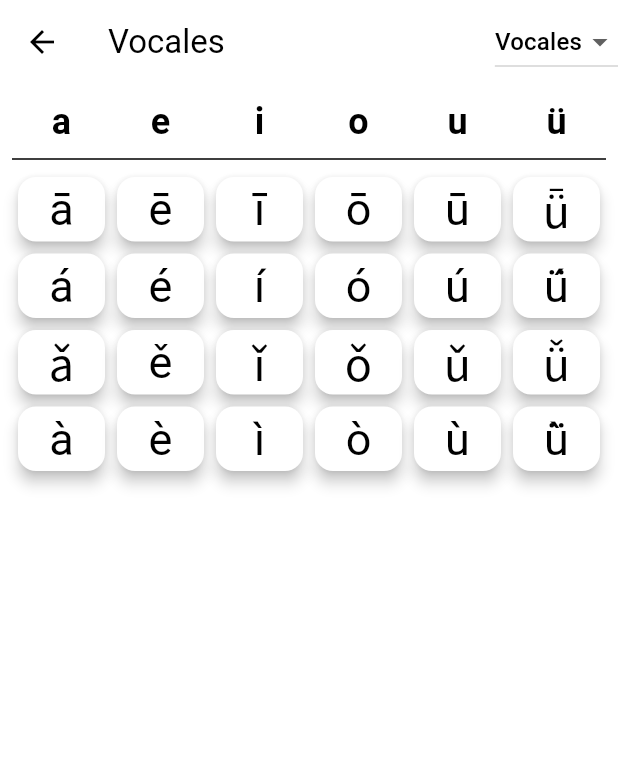
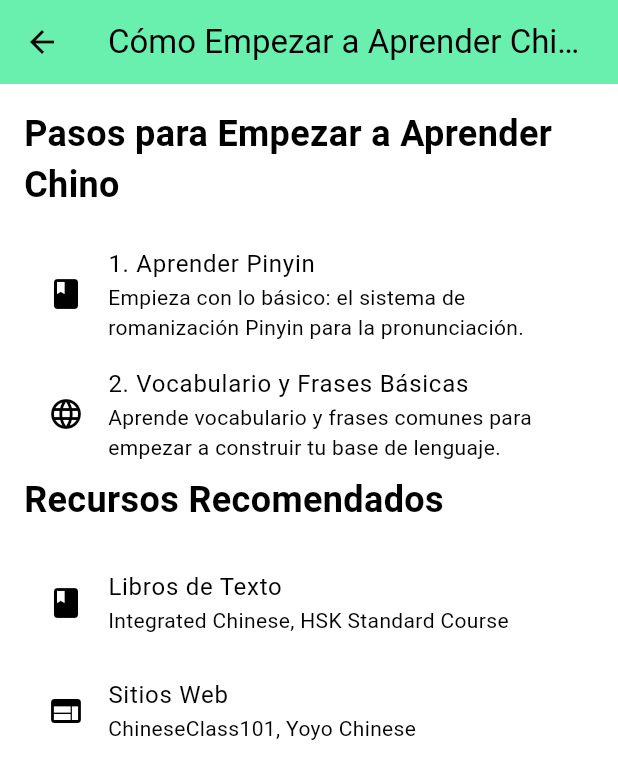
Before and after one commit to vizcacha22/-, a Flutter app: the HomeScreenCN screen opened directly, on a phone screen of 412 x 824 dp. Shown: the top 779 px of the screen. Run offline on Flutter 3.47's test engine with Material 3 defaults, Android fonts, the phone set to English and light mode, and no system bars; our stand-ins replace audioplayers, cached_network_image, connectivity_plus, dash_chat_2, equatable, firebase_auth and 6 more; accounts and stored records are empty.

Commit message:
submenus

```diff
--- a/lib/home_screen_chinese.dart
+++ b/lib/home_screen_chinese.dart
@@ -1,5 +1,6 @@
 import 'package:LongLaoshi/presentation/chat_chinese_screen/chat_chinese_dart.dart';
 import 'package:LongLaoshi/presentation/flashcards/flascards_chinese.dart';
+import 'package:LongLaoshi/presentation/submenu/chinese_submenu.dart';
 import 'package:flutter/material.dart';
 import 'package:flutter_riverpod/flutter_riverpod.dart';
 
@@ -16,6 +17,7 @@ class HomeScreenState extends ConsumerState<HomeScreenCN> {
     return Scaffold(
       body: PageView(
         children: [
+          LearningChineseScreen(),
           FlashcardScreenCN(),
           ChatScreen(),
         ],
--- a/lib/home_screen_japanese.dart
+++ b/lib/home_screen_japanese.dart
@@ -1,5 +1,6 @@
 import 'package:LongLaoshi/presentation/chat_chinese_screen/chat_chinese_dart.dart';
 import 'package:LongLaoshi/presentation/flashcards/flashcards_japanese.dart';
+import 'package:LongLaoshi/presentation/submenu/japanese_submenu.dart';
 import 'package:flutter/material.dart';
 import 'package:flutter_riverpod/flutter_riverpod.dart';
 
@@ -16,6 +17,7 @@ class HomeScreenState extends ConsumerState<HomeScreenJP> {
     return Scaffold(
       body: PageView(
         children: [
+          LearningJapaneseScreen(),
           FlashcardScreenJP(),
           ChatScreen(),
         ],
--- a/lib/presentation/flashcards/flascards_chinese.dart
+++ b/lib/presentation/flashcards/flascards_chinese.dart
@@ -189,6 +189,7 @@ class FlashcardScreenState extends State<FlashcardScreenCN> {
     return Scaffold(
       appBar: AppBar(
         title: Text(_currentCategory),
+        backgroundColor: Colors.greenAccent,
         actions: [
           DropdownButton<String>(
             value: _currentCategory,
--- a/lib/presentation/flashcards/flashcards_japanese.dart
+++ b/lib/presentation/flashcards/flashcards_japanese.dart
@@ -147,6 +147,7 @@ class FlashcardScreenState extends State<FlashcardScreenJP> {
     return Scaffold(
       appBar: AppBar(
         title: Text(_isHiragana ? 'Hiragana' : 'Katakana'),
+        backgroundColor: Colors.redAccent,
         actions: [
           IconButton(
             icon: Icon(Icons.compare_arrows),
--- /dev/null
+++ b/lib/presentation/submenu/chinese_submenu.dart
@@ -0,0 +1,54 @@
+import 'package:flutter/material.dart';
+
+class LearningChineseScreen extends StatelessWidget {
+  @override
+  Widget build(BuildContext context) {
+    return Scaffold(
+      appBar: AppBar(
+        title: Text('Cómo Empezar a Aprender Chino'),
+        backgroundColor: Colors.greenAccent,
+      ),
+      body: Padding(
+        padding: const EdgeInsets.all(16.0),
+        child: ListView(
+          children: [
+            Text(
+              'Pasos para Empezar a Aprender Chino',
+              style: TextStyle(fontSize: 24, fontWeight: FontWeight.bold),
+            ),
+            SizedBox(height: 16),
+            ListTile(
+              leading: Icon(Icons.book),
+              title: Text('1. Aprender Pinyin'),
+              subtitle: Text(
+                'Empieza con lo básico: el sistema de romanización Pinyin para la pronunciación.',
+              ),
+            ),
+            ListTile(
+              leading: Icon(Icons.language),
+              title: Text('2. Vocabulario y Frases Básicas'),
+              subtitle: Text(
+                'Aprende vocabulario y frases comunes para empezar a construir tu base de lenguaje.',
+              ),
+            ),
+            Text(
+              'Recursos Recomendados',
+              style: TextStyle(fontSize: 24, fontWeight: FontWeight.bold),
+            ),
+            SizedBox(height: 16),
+            ListTile(
+              leading: Icon(Icons.book),
+              title: Text('Libros de Texto'),
+              subtitle: Text('Integrated Chinese, HSK Standard Course'),
+            ),
+            ListTile(
+              leading: Icon(Icons.web),
+              title: Text('Sitios Web'),
+              subtitle: Text('ChineseClass101, Yoyo Chinese'),
+            ),
+          ],
+        ),
+      ),
+    );
+  }
+}
--- a/lib/routes/app_routes.dart
+++ b/lib/routes/app_routes.dart
@@ -4,6 +4,8 @@ import 'package:LongLaoshi/presentation/flashcards/flascards_chinese.dart';
 import 'package:LongLaoshi/presentation/flashcards/flashcards_japanese.dart';
 import 'package:LongLaoshi/presentation/auth/login_screen.dart';
 import 'package:LongLaoshi/presentation/auth/registro_screen.dart';
+import 'package:LongLaoshi/presentation/submenu/chinese_submenu.dart';
+import 'package:LongLaoshi/presentation/submenu/japanese_submenu.dart';
 import 'package:flutter/material.dart';
 import '../presentation/inicio_screen/inicio_screen.dart'; // ignore_for_file: must_be_immutable
 
@@ -24,6 +26,10 @@ class AppRoutes {
 
   static const String homeScreen = "/home_screen";
 
+  static const String japanese = "/japanese";
+
+  static const String chinese = "/chinese";
+
   static Map<String, WidgetBuilder> routes = {
     inicioScreen: (context) => InicioScreen(),
     initialRoute: (context) => InicioScreen(),
@@ -33,5 +39,7 @@ class AppRoutes {
     loginScreen: (context) => LoginScreen(),
     registroScreen: (context) => RegistroScreen(),
     homeScreen: (context) => LanguageSelectionScreen(),
+    japanese: (context) => LearningJapaneseScreen(),
+    chinese: (context) => LearningChineseScreen(),
   };
 }
```
Also changed, not shown: lib/presentation/submenu/japanese_submenu.dart (added, +42 -0 lines).
